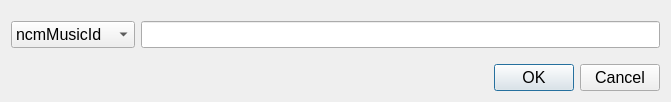
Above: iddialog.ui from ranhengzhang/ttml-meta-db before the change. Below: the same form after it.
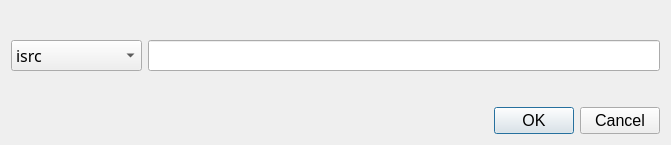
That is the form after the change.

Diff of the .ui file:
```diff
--- a/iddialog.ui
+++ b/iddialog.ui
@@ -7,7 +7,7 @@
     <x>0</x>
     <y>0</y>
     <width>671</width>
-    <height>102</height>
+    <height>145</height>
    </rect>
   </property>
   <property name="font">
@@ -30,10 +30,28 @@
     </widget>
    </item>
    <item row="1" column="1">
-    <widget class="QLineEdit" name="lineEdit"/>
+    <widget class="QLineEdit" name="lineEdit">
+     <property name="font">
+      <font>
+       <family>新宋体</family>
+       <pointsize>12</pointsize>
+      </font>
+     </property>
+    </widget>
    </item>
    <item row="1" column="0">
     <widget class="QComboBox" name="comboBox">
+     <property name="font">
+      <font>
+       <family>新宋体</family>
+       <pointsize>12</pointsize>
+      </font>
+     </property>
+     <item>
+      <property name="text">
+       <string>isrc</string>
+      </property>
+     </item>
      <item>
       <property name="text">
        <string>ncmMusicId</string>
```
Left out of the diff: 5 changed lines with no effect on the pictures.
